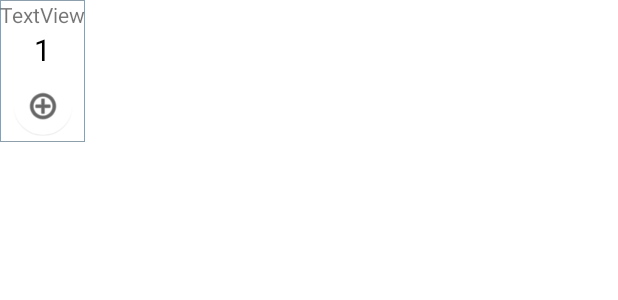
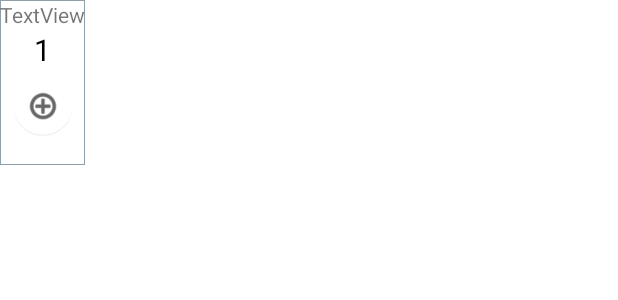
Before and after one commit to jhnaiem/EventCalendar, an Android app: the layout date_cell.xml on its own in the app's theme, with its tools: preview values and no code run, on a phone screen of 412 x 824 dp. Shown: the top 300 px of the screen. Run offline under Robolectric (Android 15) with nearby library versions, the phone set to English and light mode, and no system bars.

Commit message:
Updated layout to adjust event item

```diff
--- a/app/src/main/res/layout/date_cell.xml
+++ b/app/src/main/res/layout/date_cell.xml
@@ -6,7 +6,7 @@
     <androidx.constraintlayout.widget.ConstraintLayout
         android:id="@+id/parentView"
         android:layout_width="wrap_content"
-        android:layout_height="wrap_content"
+        android:layout_height="110dp"
         android:background="@drawable/back">
 
 
@@ -32,15 +32,15 @@
             app:layout_constraintStart_toStartOf="parent"
             app:layout_constraintTop_toTopOf="parent" />
 
-        <androidx.recyclerview.widget.RecyclerView
-            android:id="@+id/recyclerView"
-            android:layout_width="0dp"
-            android:layout_height="0dp"
+        <include
+            android:id="@+id/eventItemView"
+            android:layout_width="wrap_content"
+            android:layout_height="wrap_content"
+            layout="@layout/event_item"
             app:layout_constraintBottom_toBottomOf="parent"
             app:layout_constraintEnd_toEndOf="parent"
             app:layout_constraintStart_toStartOf="parent"
             app:layout_constraintTop_toBottomOf="@+id/cellDayText"
-            app:layout_constraintBottom_toTopOf="@id/btnAddEvent"
             />
 
         <com.google.android.material.floatingactionbutton.FloatingActionButton
```
Also changed, not shown: app/src/main/res/layout/add_event_dialog.xml (+0 -7 lines), app/src/main/res/layout/event_item.xml (+11 -11 lines).
